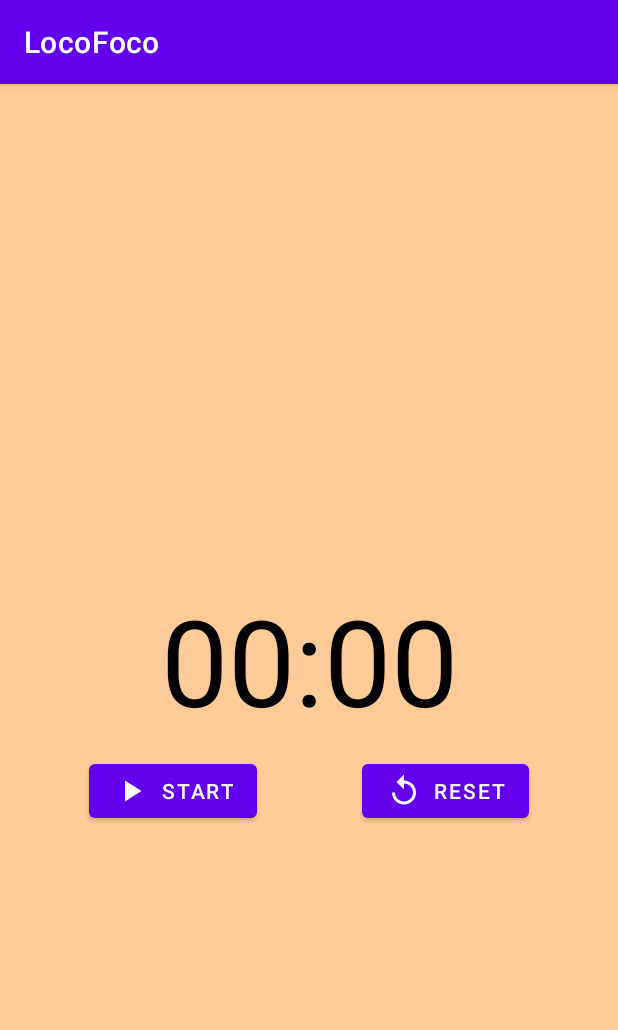
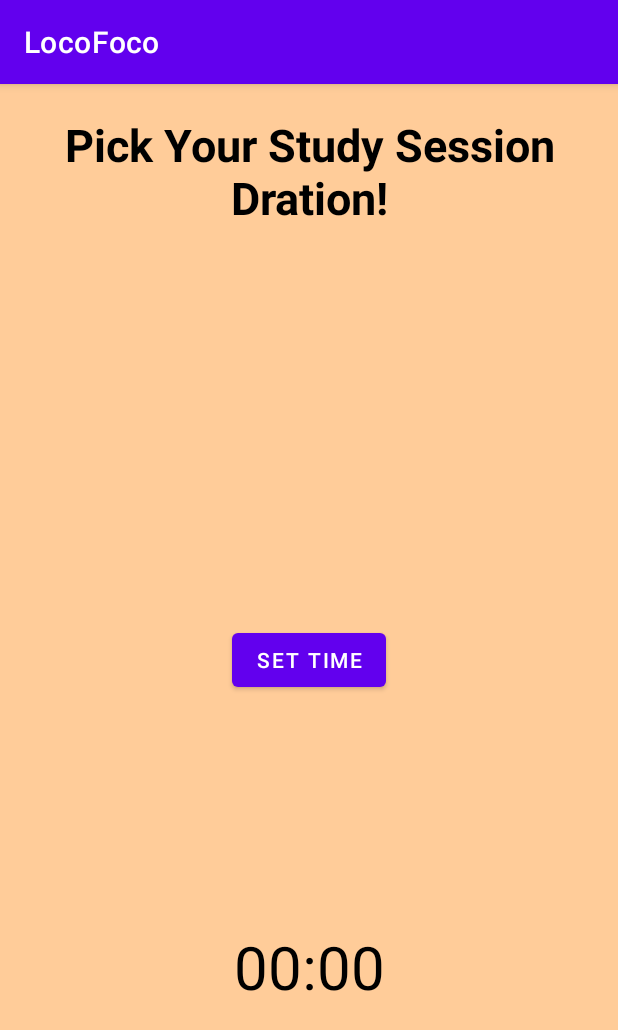
Before and after one commit to FocusAppGroupProj/FocusApp, an Android app: the screen it shows after launch (MainActivity before the commit, TimePicker after it), on a phone screen of 412 x 824 dp. Shown: the top 1030 px of the screen. Run offline under Robolectric (Android 15) with nearby library versions, the phone set to English and light mode, and no system bars.

Commit message:
Loco Foco main activity xml updated

```diff
--- /dev/null
+++ b/app/src/main/java/com/example/locofoco/TimePicker.kt
@@ -0,0 +1,61 @@
+package com.example.locofoco
+
+import android.app.DatePickerDialog
+import android.app.TimePickerDialog
+import android.content.Intent
+import androidx.appcompat.app.AppCompatActivity
+import android.os.Bundle
+import android.widget.Button
+import android.widget.TextView
+import android.widget.TimePicker
+import java.util.*
+
+lateinit var PickTime: Button
+lateinit var SetTime: TextView
+var time = 0
+class TimePicker : AppCompatActivity(), TimePickerDialog.OnTimeSetListener {
+    var minute = 0
+    var second = 0
+    var savedsecond = 0
+    var savedminute = 0
+    override fun onCreate(savedInstanceState: Bundle?) {
+        super.onCreate(savedInstanceState)
+        setContentView(R.layout.activity_time_picker)
+
+        PickTime = findViewById(R.id.PickTime)
+        SetTime = findViewById(R.id.SetTime)
+        pickTime()
+
+    }
+    private fun getTimeCalender(){
+        val cal = Calendar.getInstance()
+        minute = cal.get(Calendar.MINUTE)
+        second = cal.get(Calendar.SECOND)
+    }
+
+    private fun pickTime(){
+        PickTime.setOnClickListener{
+            getTimeCalender()
+            TimePickerDialog(this, this, minute, second, true).show()
+
+        }
+    }
+    override fun onTimeSet(p0: TimePicker?, Minute: Int, Second: Int) {
+        savedsecond = Second
+        savedminute = Minute
+        SetTime.text = "$savedminute:$savedsecond"
+
+        time = (savedminute * 60) + savedsecond
+        goToMainActivity()
+
+    }
+
+    private fun goToMainActivity(){
+        val intent = Intent(this@TimePicker, MainActivity::class.java)
+        intent.putExtra("TIME", time)
+        startActivity(intent)
+        finish()
+    }
+
+
+}
--- a/app/src/main/java/com/example/locofoco/TimerService.kt
+++ b/app/src/main/java/com/example/locofoco/TimerService.kt
@@ -11,7 +11,7 @@ class TimerService: Service() {
     private val timer = Timer()
 
     override fun onStartCommand(intent: Intent, flags: Int, startId: Int): Int {
-        val time = intent.getDoubleExtra(TIME_EXTRA, 0.0)
+        val time = intent.getIntExtra(TIME_EXTRA, 0)
         timer.scheduleAtFixedRate(TimeTask(time), 0, 1000)
         return START_NOT_STICKY
 
@@ -22,7 +22,7 @@ class TimerService: Service() {
         super.onDestroy()
     }
 
-    private inner class TimeTask(private var time: Double) : TimerTask() {
+    private inner class TimeTask(private var time: Int) : TimerTask() {
         override fun run() {
             val intent = Intent(TIMER_UPDATED)
             time --
--- /dev/null
+++ b/app/src/main/res/layout/activity_time_picker.xml
@@ -0,0 +1,47 @@
+<?xml version="1.0" encoding="utf-8"?>
+<androidx.constraintlayout.widget.ConstraintLayout xmlns:android="http://schemas.android.com/apk/res/android"
+    xmlns:app="http://schemas.android.com/apk/res-auto"
+    xmlns:tools="http://schemas.android.com/tools"
+    android:layout_width="match_parent"
+    android:layout_height="match_parent"
+    android:background="#FFCC99"
+    tools:context=".TimePicker">
+
+    <TextView
+        android:id="@+id/textView"
+        android:layout_width="match_parent"
+        android:layout_height="wrap_content"
+        android:layout_margin="20dp"
+        android:text="Pick Your Study Session Dration!"
+        android:textAlignment="center"
+        android:textColor="@color/black"
+        android:textSize="30dp"
+
+        android:textStyle="bold"
+        app:layout_constraintTop_toTopOf="parent"
+        tools:layout_editor_absoluteX="20dp" />
+
+    <Button
+        android:id="@+id/PickTime"
+        android:layout_width="wrap_content"
+        android:layout_height="wrap_content"
+        app:flow_horizontalAlign="center"
+        app:flow_verticalAlign="center"
+        app:layout_constraintBottom_toBottomOf="parent"
+        app:layout_constraintEnd_toEndOf="parent"
+        app:layout_constraintStart_toStartOf="parent"
+        app:layout_constraintTop_toTopOf="parent"
+        android:text="SET TIME"/>
+
+    <TextView
+        android:id="@+id/SetTime"
+        android:layout_width="wrap_content"
+        android:layout_height="wrap_content"
+        android:text="00:00"
+        android:textColor="@color/black"
+        android:textSize="40dp"
+        app:layout_constraintBottom_toBottomOf="parent"
+        app:layout_constraintEnd_toEndOf="parent"
+        app:layout_constraintStart_toStartOf="parent"
+        app:layout_constraintTop_toBottomOf="@+id/PickTime" />
+</androidx.constraintlayout.widget.ConstraintLayout>
```
Also changed, not shown: app/src/main/AndroidManifest.xml (+8 -2 lines), app/src/main/java/com/example/locofoco/MainActivity.kt (+30 -12 lines), app/src/main/res/drawable/ic_baseline_more_time_24.xml (added, +16 -0 lines), app/src/main/res/layout/activity_main.xml (+11 -1 lines).
